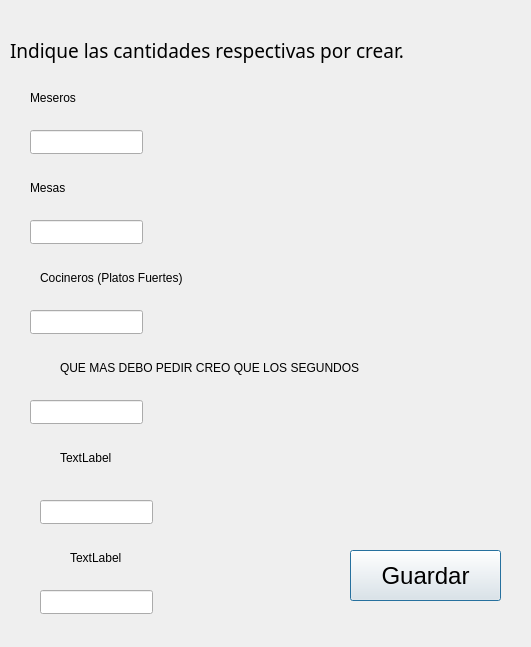
Qt form dialog.ui (joseSalazar4/SimuladorRestaurante) before a commit.
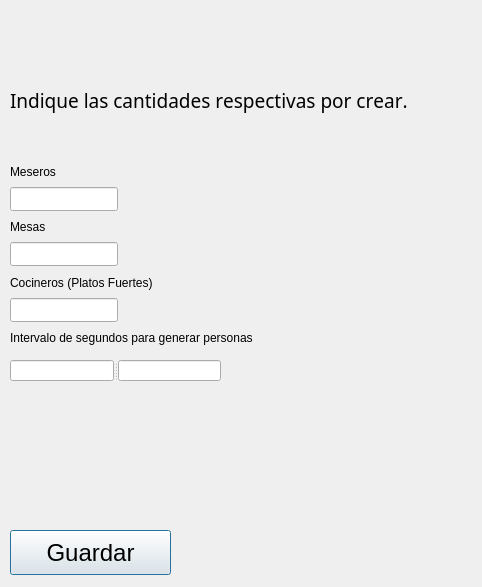
The same form after that commit. Icons and pictures are not drawn.

```diff
--- a/dialog.ui
+++ b/dialog.ui
@@ -6,32 +6,19 @@
    <rect>
     <x>0</x>
     <y>0</y>
-    <width>531</width>
-    <height>647</height>
+    <width>482</width>
+    <height>587</height>
    </rect>
   </property>
   <property name="windowTitle">
    <string>Dialog</string>
   </property>
-  <widget class="QLabel" name="label">
-   <property name="geometry">
-    <rect>
-     <x>30</x>
-     <y>90</y>
-     <width>111</width>
-     <height>16</height>
-    </rect>
-   </property>
-   <property name="text">
-    <string>Meseros</string>
-   </property>
-  </widget>
   <widget class="QLabel" name="label_2">
    <property name="geometry">
     <rect>
-     <x>40</x>
-     <y>270</y>
-     <width>161</width>
+     <x>10</x>
+     <y>275</y>
+     <width>151</width>
      <height>16</height>
     </rect>
    </property>
@@ -42,48 +29,22 @@
   <widget class="QLabel" name="label_3">
    <property name="geometry">
     <rect>
-     <x>60</x>
-     <y>360</y>
-     <width>331</width>
+     <x>10</x>
+     <y>330</y>
+     <width>261</width>
      <height>16</height>
     </rect>
    </property>
    <property name="text">
-    <string>QUE MAS DEBO PEDIR CREO QUE LOS SEGUNDOS </string>
-   </property>
-  </widget>
-  <widget class="QLabel" name="label_4">
-   <property name="geometry">
-    <rect>
-     <x>60</x>
-     <y>450</y>
-     <width>55</width>
-     <height>16</height>
-    </rect>
-   </property>
-   <property name="text">
-    <string>TextLabel</string>
-   </property>
-  </widget>
-  <widget class="QLabel" name="label_5">
-   <property name="geometry">
-    <rect>
-     <x>70</x>
-     <y>550</y>
-     <width>55</width>
-     <height>16</height>
-    </rect>
-   </property>
-   <property name="text">
-    <string>TextLabel</string>
+    <string>Intervalo de segundos para generar personas</string>
    </property>
   </widget>
   <widget class="QLabel" name="label_6">
    <property name="geometry">
     <rect>
-     <x>30</x>
-     <y>180</y>
-     <width>111</width>
+     <x>10</x>
+     <y>219</y>
+     <width>36</width>
      <height>16</height>
     </rect>
    </property>
@@ -91,90 +52,79 @@
     <string>Mesas</string>
    </property>
   </widget>
-  <widget class="QPushButton" name="pushButton">
+  <widget class="QLineEdit" name="lineaCantMesas">
    <property name="geometry">
     <rect>
-     <x>350</x>
-     <y>550</y>
-     <width>151</width>
-     <height>51</height>
+     <x>10</x>
+     <y>242</y>
+     <width>108</width>
+     <height>24</height>
+    </rect>
+   </property>
+  </widget>
+  <widget class="QLineEdit" name="lineaCantMeseros">
+   <property name="geometry">
+    <rect>
+     <x>10</x>
+     <y>187</y>
+     <width>108</width>
+     <height>24</height>
     </rect>
    </property>
    <property name="font">
     <font>
-     <pointsize>18</pointsize>
+     <kerning>false</kerning>
     </font>
    </property>
-   <property name="text">
-    <string>Guardar</string>
-   </property>
   </widget>
-  <widget class="QLineEdit" name="lineEdit">
+  <widget class="QLineEdit" name="lineaCocineros">
    <property name="geometry">
     <rect>
-     <x>30</x>
-     <y>220</y>
-     <width>113</width>
+     <x>10</x>
+     <y>298</y>
+     <width>108</width>
      <height>24</height>
     </rect>
    </property>
   </widget>
-  <widget class="QLineEdit" name="lineEdit_2">
+  <widget class="QLabel" name="label">
    <property name="geometry">
     <rect>
-     <x>30</x>
-     <y>130</y>
-     <width>113</width>
-     <height>24</height>
+     <x>10</x>
+     <y>164</y>
+     <width>48</width>
+     <height>16</height>
     </rect>
    </property>
-  </widget>
-  <widget class="QLineEdit" name="lineEdit_3">
-   <property name="geometry">
-    <rect>
-     <x>40</x>
-     <y>590</y>
-     <width>113</width>
-     <height>24</height>
-    </rect>
+   <property name="text">
+    <string>Meseros</string>
    </property>
   </widget>
-  <widget class="QLineEdit" name="lineEdit_4">
+  <widget class="QLabel" name="label_4">
    <property name="geometry">
     <rect>
-     <x>40</x>
-     <y>500</y>
-     <width>113</width>
-     <height>24</height>
+     <x>210</x>
+     <y>10</y>
+     <width>64</width>
+     <height>64</height>
     </rect>
    </property>
-  </widget>
-  <widget class="QLineEdit" name="lineEdit_5">
-   <property name="geometry">
-    <rect>
-     <x>30</x>
-     <y>400</y>
-     <width>113</width>
-     <height>24</height>
-    </rect>
+   <property name="text">
+    <string/>
    </property>
-  </widget>
-  <widget class="QLineEdit" name="lineEdit_6">
-   <property name="geometry">
-    <rect>
-     <x>30</x>
-     <y>310</y>
-     <width>113</width>
-     <height>24</height>
-    </rect>
+   <property name="pixmap">
+    <pixmap resource="MyResources.qrc">:/imagenes/configuration.png</pixmap>
+   </property>
+   <property name="scaledContents">
+    <bool>false</bool>
    </property>
   </widget>
   <widget class="QLabel" name="label_7">
    <property name="geometry">
     <rect>
      <x>10</x>
-     <y>30</y>
-     <width>461</width>
+     <y>80</y>
+     <width>453</width>
      <height>41</height>
     </rect>
    </property>
@@ -182,12 +132,52 @@
     <font>
      <family>Myanmar Text</family>
      <pointsize>14</pointsize>
+     <kerning>false</kerning>
     </font>
    </property>
    <property name="text">
     <string>Indique las cantidades respectivas por crear.</string>
    </property>
   </widget>
+  <widget class="QPushButton" name="pushButton">
+   <property name="geometry">
+    <rect>
+     <x>10</x>
+     <y>530</y>
+     <width>161</width>
+     <height>45</height>
+    </rect>
+   </property>
+   <property name="font">
+    <font>
+     <pointsize>18</pointsize>
+    </font>
+   </property>
+   <property name="text">
+    <string>Guardar</string>
+   </property>
+  </widget>
+  <widget class="QSplitter" name="splitter">
+   <property name="geometry">
+    <rect>
+     <x>10</x>
+     <y>360</y>
+     <width>211</width>
+     <height>21</height>
+    </rect>
+   </property>
+   <property name="orientation">
+    <enum>Qt::Horizontal</enum>
+   </property>
+   <widget class="QLineEdit" name="lineaTiempoGen1"/>
+   <widget class="QLineEdit" name="lineaTiempoGen2">
+    <property name="font">
+     <font>
+      <stylestrategy>PreferAntialias</stylestrategy>
+     </font>
+    </property>
+   </widget>
+  </widget>
  </widget>
  <resources/>
  <connections/>
```
Left out of the diff: 4 changed lines with no effect on the pictures.
